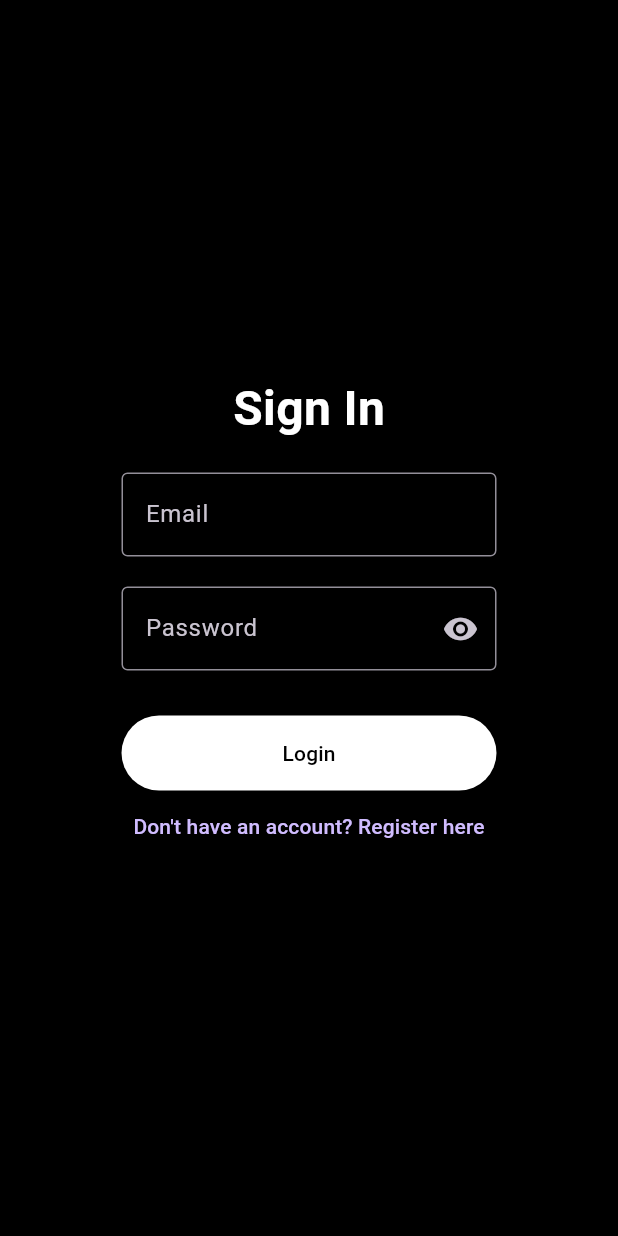
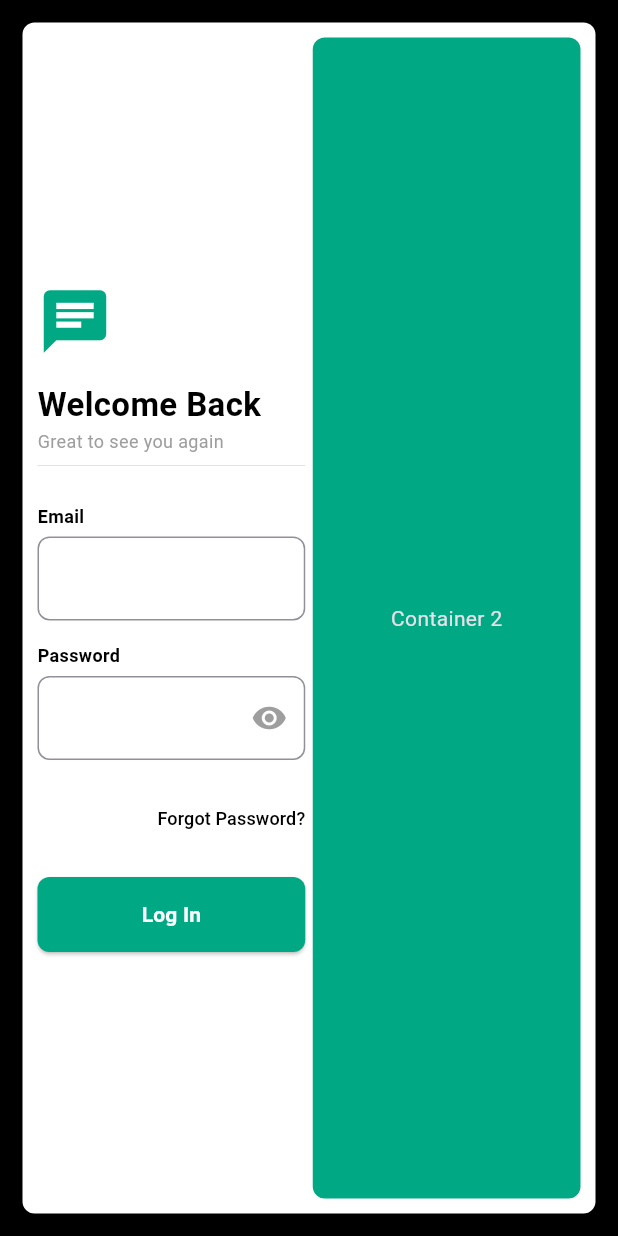
Before and after one commit to amishsxt/flutter_auth_web, a Flutter app: the screen it shows after launch, on a phone screen of 412 x 824 dp. Run offline on Flutter 3.47's test engine with Material 3 defaults, Android fonts, the phone set to English and light mode, and no system bars.

Commit message:
login page ui 01

```diff
--- a/lib/main.dart
+++ b/lib/main.dart
@@ -1,5 +1,5 @@
 import 'package:flutter/material.dart';
-import 'package:web_auth/views/auth/auth_screen.dart';
+import 'package:web_auth/views/auth/login_page.dart';
 
 void main() {
   runApp(const MyApp());
@@ -13,7 +13,9 @@ class MyApp extends StatelessWidget {
     return MaterialApp(
       title: 'Flutter Demo',
       theme: ThemeData.dark().copyWith(scaffoldBackgroundColor: Colors.black),
-      home: AuthScreen(),
+      home: Scaffold(
+        body: LoginPage(),
+      ),
       debugShowCheckedModeBanner: false,
     );
   }
--- /dev/null
+++ b/lib/theme/colors.dart
@@ -0,0 +1,25 @@
+import 'package:flutter/material.dart';
+
+class AppColors {
+  static const Color bgColor = Color(0xFF121B22);
+  static const Color bg2Color = Color(0xFF182329);
+  static const Color bgDark = Color(0xFF1F2C34);
+  static const Color grey2 = Color(0xFF8596A0);
+
+  static const Color myGreen = Color(0xFF00A884);
+  static const Color tealGreen = Color(0xFF128C7E);
+  static const Color tealGreenDark = Color(0xFF075E54);
+  static const Color lightGreen = Color(0xFF25D366);
+
+  static const Color skyBlue = Color(0xFF34B7F1);
+  static const Color transparent = Color(0x00FFFFFF);
+  static const Color dialogBoxBg = Color(0xFF2A3B45);
+  static const Color header = Color(0xFF1F2C34);
+
+  // Primary colors
+  static const Color white = Colors.white;
+  static const Color black = Colors.black;
+  static const Color grey = Colors.grey;
+  static const Color red = Colors.red;
+  static const Color blue = Colors.blue;
+}
--- a/lib/views/auth/auth_screen.dart
+++ /dev/null
@@ -1,41 +0,0 @@
-import 'package:flutter/material.dart';
-import 'package:web_auth/views/auth/register_screen.dart';
-import 'package:web_auth/views/auth/signin_screen.dart';
-
-class AuthScreen extends StatefulWidget {
-  @override
-  _AuthScreenState createState() => _AuthScreenState();
-}
-
-class _AuthScreenState extends State<AuthScreen> {
-  PageController _pageController = PageController();
-
-  @override
-  Widget build(BuildContext context) {
-    return Scaffold(
-      body: PageView(
-        controller: _pageController,
-        children: [
-          SignInPage(onRegisterTap: _showRegisterPage),
-          RegisterScreen(onSignInTap: _showSignInPage),
-        ],
-      ),
-    );
-  }
-
-  void _showRegisterPage() {
-    _pageController.animateToPage(
-      1,
-      duration: Duration(milliseconds: 300),
-      curve: Curves.easeInOut,
-    );
-  }
-
-  void _showSignInPage() {
-    _pageController.animateToPage(
-      0,
-      duration: Duration(milliseconds: 300),
-      curve: Curves.easeInOut,
-    );
-  }
-}
--- /dev/null
+++ b/lib/views/auth/login_page.dart
@@ -0,0 +1,218 @@
+import 'package:flutter/material.dart';
+import 'package:web_auth/theme/colors.dart';
+
+class LoginPage extends StatefulWidget {
+  const LoginPage({super.key});
+
+  @override
+  State<LoginPage> createState() => _LoginPageState();
+}
+
+class _LoginPageState extends State<LoginPage> {
+  TextEditingController emailController = TextEditingController();
+  TextEditingController passwordController = TextEditingController();
+  bool _obscureText = true;
+
+  void _toggleVisibility() {
+    setState(() {
+      _obscureText = !_obscureText;
+    });
+  }
+
+  @override
+  Widget build(BuildContext context) {
+    return Padding(
+      padding: EdgeInsets.all(15.0),
+      child: Center(
+        child: SizedBox.expand(
+          child: Container(
+            decoration: BoxDecoration(
+                color: AppColors.white,
+                borderRadius: BorderRadius.circular(8.0)),
+            padding: EdgeInsets.all(10.0),
+            child: Row(
+              mainAxisAlignment: MainAxisAlignment.center,
+              children: [
+                Expanded(child: leftCard()),
+                Container(
+                  width: 5.0,
+                ),
+                Expanded(
+                  child: rightCard(),
+                ),
+              ],
+            ),
+          ),
+        ),
+      ),
+    );
+  }
+
+  Widget leftCard() {
+    return Container(
+      decoration: BoxDecoration(
+          color: AppColors.white, borderRadius: BorderRadius.circular(8)),
+      child: Center(
+        child: SizedBox(
+          width: 350.0,
+          child: Center(
+            child: Column(
+              crossAxisAlignment: CrossAxisAlignment.start,
+              mainAxisAlignment: MainAxisAlignment.center,
+              children: [
+                Icon(
+                  Icons.chat,
+                  color: AppColors.myGreen,
+                  size: 50.0,
+                ),
+                Padding(
+                  padding: const EdgeInsets.only(top: 15.0),
+                  child: Text(
+                    "Welcome Back",
+                    style: TextStyle(
+                        color: AppColors.black,
+                        fontFamily: "Roboto",
+                        fontWeight: FontWeight.bold,
+                        fontSize: 22.0),
+                  ),
+                ),
+                Text(
+                  "Great to see you again",
+                  style: TextStyle(
+                      color: AppColors.grey,
+                      fontFamily: "Roboto",
+                      fontWeight: FontWeight.w300,
+                      fontSize: 12.0),
+                ),
+                Padding(
+                  padding: const EdgeInsets.only(top: 8.0),
+                  child: Container(
+                    height: 0.2,
+                    color: AppColors.grey,
+                  ),
+                ),
+                Container(
+                  height: 25.0,
+                ),
+                Text(
+                  "Email",
+                  style: TextStyle(
+                      color: AppColors.black,
+                      fontFamily: "Roboto",
+                      fontWeight: FontWeight.bold,
+                      fontSize: 12.0),
+                ),
+                const SizedBox(
+                  height: 5.0,
+                ),
+                TextField(
+                  controller: emailController,
+                  decoration: InputDecoration(
+                      focusedBorder: OutlineInputBorder(
+                          borderSide: BorderSide(color: AppColors.myGreen)),
+                      border: OutlineInputBorder(
+                          borderRadius: BorderRadius.circular(8)),
+                      counterText: ''),
+                  maxLength: 50,
+                  keyboardType: TextInputType.emailAddress,
+                  style: TextStyle(color: AppColors.black),
+                ),
+                SizedBox(
+                  height: 15.0,
+                ),
+                Text(
+                  "Password",
+                  style: TextStyle(
+                      color: AppColors.black,
+                      fontFamily: "Roboto",
+                      fontWeight: FontWeight.bold,
+                      fontSize: 12.0),
+                ),
+                SizedBox(
+                  height: 5.0,
+                ),
+                TextField(
+                  controller: passwordController,
+                  obscureText: _obscureText,
+                  decoration: InputDecoration(
+                      focusedBorder: OutlineInputBorder(
+                          borderSide: BorderSide(color: AppColors.myGreen)),
+                      border: OutlineInputBorder(
+                          borderRadius: BorderRadius.circular(8)),
+                      counterText: '',
+                      suffixIcon: IconButton(
+                        icon: Icon(
+                          _obscureText
+                              ? Icons.visibility
+                              : Icons.visibility_off,
+                          color: AppColors.grey,
+                        ),
+                        onPressed: _toggleVisibility,
+                      )),
+                  maxLength: 50,
+                  keyboardType: TextInputType.visiblePassword,
+                  style: TextStyle(color: AppColors.black),
+                ),
+                SizedBox(
+                  height: 15.0,
+                ),
+                Container(
+                  alignment: Alignment.topRight,
+                  child: TextButton(
+                    onPressed: () {
+                      // Handle "Forgot Password?" action
+                    },
+                    style: TextButton.styleFrom(
+                      padding: EdgeInsets.zero,
+                      minimumSize: Size(0, 20),
+                    ),
+                    child: Text(
+                      "Forgot Password?",
+                      style: TextStyle(
+                          color: AppColors.black,
+                          fontFamily: "Roboto",
+                          fontWeight: FontWeight.w500,
+                          fontSize: 12.0),
+                    ),
+                  ),
+                ),
+                SizedBox(
+                  height: 15.0,
+                ),
+                SizedBox(
+                  width: double.infinity,
+                  child: ElevatedButton(
+                    onPressed: _handleLogin,
+                    style: ElevatedButton.styleFrom(
+                      backgroundColor: AppColors.myGreen,
+                      shape: RoundedRectangleBorder(
+                        borderRadius: BorderRadius.circular(8.0),
+                      ),
+                      padding: EdgeInsets.symmetric(vertical: 15.0),
+                    ),
+                    child: Text(
+                      "Log In",
+                      style: TextStyle(
+                          color: AppColors.white,
+                          fontFamily: "Roboto",
+                          fontWeight: FontWeight.bold),
+                    ),
+                  ),
+                )
+              ],
+            ),
+          ),
+        ),
+      ),
+    );
+  }
+
+  Widget rightCard() {
+    return Container(
+        decoration: BoxDecoration(
+            color: AppColors.myGreen, borderRadius: BorderRadius.circular(8)),
+        child: Center(child: Text('Container 2')));
+  }
+
+  void _handleLogin() {}
+}
--- a/lib/views/auth/register_screen.dart
+++ /dev/null
@@ -1,117 +0,0 @@
-import 'package:flutter/material.dart';
-
-class RegisterScreen extends StatefulWidget {
-  final VoidCallback onSignInTap;
-
-  RegisterScreen({required this.onSignInTap});
-
-  @override
-  _RegisterScreenState createState() => _RegisterScreenState();
-}
-
-class _RegisterScreenState extends State<RegisterScreen> {
-  final TextEditingController _nameController = TextEditingController();
-  final TextEditingController _emailController = TextEditingController();
-  final TextEditingController _passwordController = TextEditingController();
-  bool _obscureText = true; // State variable to control password visibility
-
-  @override
-  Widget build(BuildContext context) {
-    return Container(
-      padding: EdgeInsets.all(16.0),
-      child: Column(
-        mainAxisAlignment: MainAxisAlignment.center,
-        children: <Widget>[
-          Text(
-            'Register',
-            style: TextStyle(
-              fontSize: 32.0,
-              fontFamily: 'Roboto',
-              fontWeight: FontWeight.bold,
-              color: Colors.white,
-            ),
-          ),
-          SizedBox(height: 20.0),
-          Container(
-            width: 250.0,
-            child: TextField(
-              controller: _nameController,
-              decoration: InputDecoration(
-                labelText: 'Name',
-                border: OutlineInputBorder(),
-                counterText: '', // Hide character counter
-              ),
-              maxLength: 50, // Limit input to 50 characters
-            ),
-          ),
-          SizedBox(height: 20.0),
-          Container(
-            width: 250.0,
-            child: TextField(
-              controller: _emailController,
-              decoration: InputDecoration(
-                labelText: 'Email',
-                border: OutlineInputBorder(),
-                counterText: '', // Hide character counter
-              ),
-              keyboardType: TextInputType.emailAddress,
-              maxLength: 50, // Limit input to 50 characters
-            ),
-          ),
-          SizedBox(height: 20.0),
-          Container(
-            width: 250.0,
-            child: TextField(
-              controller: _passwordController,
-              obscureText: _obscureText,
-              decoration: InputDecoration(
-                labelText: 'Password',
-                border: OutlineInputBorder(),
-                suffixIcon: IconButton(
-                  icon: Icon(
-                    _obscureText ? Icons.visibility : Icons.visibility_off,
-                  ),
-                  onPressed: () {
-                    setState(() {
-                      _obscureText = !_obscureText; // Toggle visibility
-                    });
-                  },
-                ),
-                counterText: '', // Hide character counter
-              ),
-              maxLength: 50, // Limit input to 50 characters
-            ),
-          ),
-          SizedBox(height: 30.0),
-          ElevatedButton(
-            onPressed: () {
-              // Register logic here
-              String name = _nameController.text;
-              String email = _emailController.text;
-              String password = _passwordController.text;
-              print(
-                  'Register - Name: $name, Email: $email, Password: $password');
-            },
-            child: Text(
-              'Register',
-              style: TextStyle(
-                fontFamily: 'Roboto',
-                fontWeight: FontWeight.w500,
-                color: Colors.black,
-              ),
-            ),
-            style: ElevatedButton.styleFrom(
-              backgroundColor: Colors.white,
-              minimumSize: Size(250, 50),
-            ),
-          ),
-          SizedBox(height: 20.0), // Add space above the TextButton
-          TextButton(
-            onPressed: widget.onSignInTap,
-            child: Text('Already have an account? Sign In here'),
-          ),
-        ],
-      ),
-    );
-  }
-}
--- a/lib/views/auth/signin_screen.dart
+++ /dev/null
@@ -1,99 +0,0 @@
-import 'package:flutter/material.dart';
-
-class SignInPage extends StatefulWidget {
-  final VoidCallback onRegisterTap;
-
-  SignInPage({required this.onRegisterTap});
-
-  @override
-  _SignInPageState createState() => _SignInPageState();
-}
-
-class _SignInPageState extends State<SignInPage> {
-  final TextEditingController _emailController = TextEditingController();
-  final TextEditingController _passwordController = TextEditingController();
-  bool _obscureText = true; // State variable to control password visibility
-
-  @override
-  Widget build(BuildContext context) {
-    return Container(
-      padding: EdgeInsets.all(16.0),
-      child: Column(
-        mainAxisAlignment: MainAxisAlignment.center,
-        children: <Widget>[
-          Text(
-            'Sign In',
-            style: TextStyle(
-                fontSize: 32.0,
-                fontFamily: 'Roboto',
-                fontWeight: FontWeight.bold,
-                color: Colors.white),
-          ),
-          SizedBox(height: 20.0),
-          Container(
-            width: 250.0,
-            child: TextField(
-              controller: _emailController,
-              decoration: InputDecoration(
-                labelText: 'Email',
-                border: OutlineInputBorder(),
-                counterText: '', // Hide character counter
-              ),
-              keyboardType: TextInputType.emailAddress,
-              maxLength: 50, // Limit input to 50 characters
-            ),
-          ),
-          SizedBox(height: 20.0),
-          Container(
-            width: 250.0,
-            child: TextField(
-              controller: _passwordController,
-              obscureText: _obscureText,
-              decoration: InputDecoration(
-                labelText: 'Password',
-                border: OutlineInputBorder(),
-                suffixIcon: IconButton(
-                  icon: Icon(
-                    _obscureText ? Icons.visibility : Icons.visibility_off,
-                  ),
-                  onPressed: () {
-                    setState(() {
-                      _obscureText = !_obscureText; // Toggle visibility
-                    });
-                  },
-                ),
-                counterText: '', // Hide character counter
-              ),
-              maxLength: 50, // Limit input to 50 characters
-            ),
-          ),
-          SizedBox(height: 30.0),
-          ElevatedButton(
-            onPressed: () {
-              // Sign in logic here
-              String email = _emailController.text;
-              String password = _passwordController.text;
-              print('Sign In - Email: $email, Password: $password');
-            },
-            child: Text(
-              'Login',
-              style: TextStyle(
-                fontFamily: 'Roboto',
-                fontWeight: FontWeight.w500,
-                color: Colors.black,
-              ),
-            ),
-            style: ElevatedButton.styleFrom(
-              backgroundColor: Colors.white,
-              minimumSize: Size(250, 50),
-            ),
-          ),
-          TextButton(
-            onPressed: widget.onRegisterTap,
-            child: Text('Don\'t have an account? Register here'),
-          ),
-        ],
-      ),
-    );
-  }
-}
```
Also changed, not shown: assets/images/6184159_3094350.svg (added).
